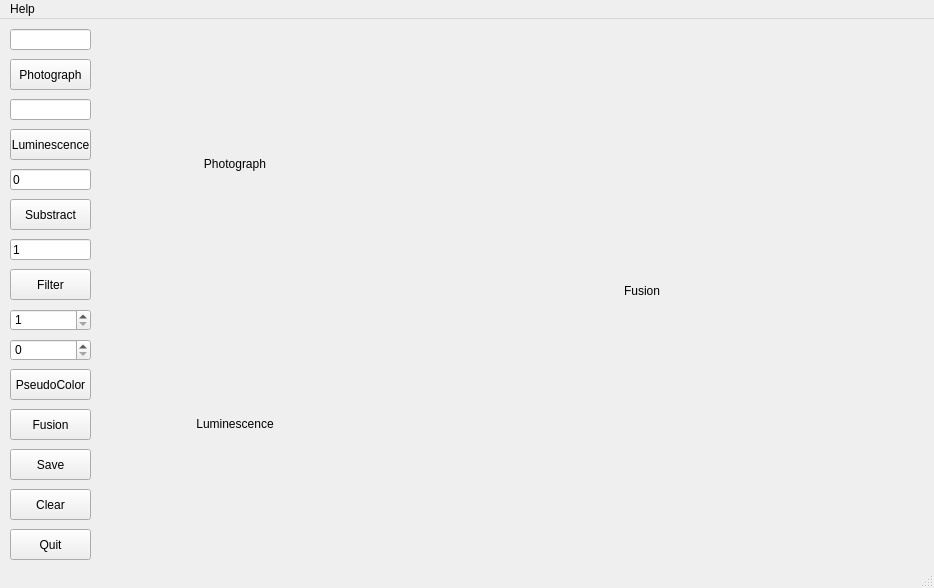
First picture: the form in ImagePseudoColor/imagepseudocolor.ui, repository caoxin918/ImagePseudoColor, before the edit.
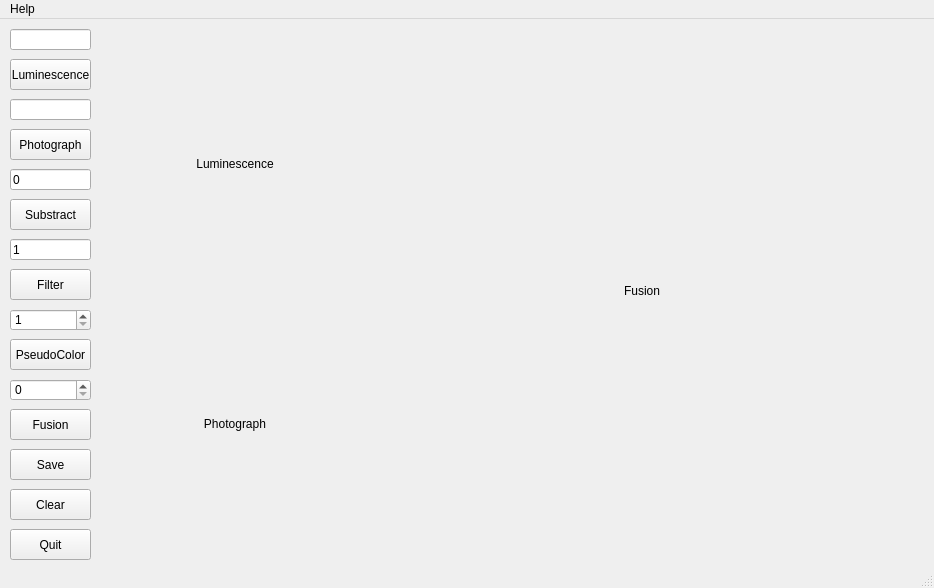
Second picture: the form after the edit.

```diff
--- a/ImagePseudoColor/imagepseudocolor.ui
+++ b/ImagePseudoColor/imagepseudocolor.ui
@@ -30,7 +30,7 @@
     <property name="geometry">
      <rect>
       <x>10</x>
-      <y>10</y>
+      <y>80</y>
       <width>81</width>
       <height>21</height>
      </rect>
@@ -43,7 +43,7 @@
     <property name="geometry">
      <rect>
       <x>10</x>
-      <y>40</y>
+      <y>110</y>
       <width>81</width>
       <height>31</height>
      </rect>
@@ -56,7 +56,7 @@
     <property name="geometry">
      <rect>
       <x>10</x>
-      <y>80</y>
+      <y>10</y>
       <width>81</width>
       <height>21</height>
      </rect>
@@ -69,7 +69,7 @@
     <property name="geometry">
      <rect>
       <x>10</x>
-      <y>110</y>
+      <y>40</y>
       <width>81</width>
       <height>31</height>
      </rect>
@@ -205,7 +205,7 @@
     <property name="geometry">
      <rect>
       <x>10</x>
-      <y>320</y>
+      <y>360</y>
       <width>81</width>
       <height>22</height>
      </rect>
@@ -221,28 +221,28 @@
     <property name="geometry">
      <rect>
       <x>110</x>
-      <y>20</y>
-      <width>250</width>
-      <height>250</height>
-     </rect>
-    </property>
-    <property name="text">
-     <string>Photograph</string>
-    </property>
-    <property name="alignment">
-     <set>Qt::AlignCenter</set>
-    </property>
-   </widget>
-   <widget class="QLabel" name="luminescenceLabel">
-    <property name="geometry">
-     <rect>
-      <x>110</x>
       <y>280</y>
       <width>250</width>
       <height>250</height>
      </rect>
     </property>
     <property name="text">
+     <string>Photograph</string>
+    </property>
+    <property name="alignment">
+     <set>Qt::AlignCenter</set>
+    </property>
+   </widget>
+   <widget class="QLabel" name="luminescenceLabel">
+    <property name="geometry">
+     <rect>
+      <x>110</x>
+      <y>20</y>
+      <width>250</width>
+      <height>250</height>
+     </rect>
+    </property>
+    <property name="text">
      <string>Luminescence</string>
     </property>
     <property name="alignment">
@@ -272,7 +272,7 @@
     <property name="geometry">
      <rect>
       <x>10</x>
-      <y>350</y>
+      <y>320</y>
       <width>81</width>
       <height>31</height>
      </rect>
```
